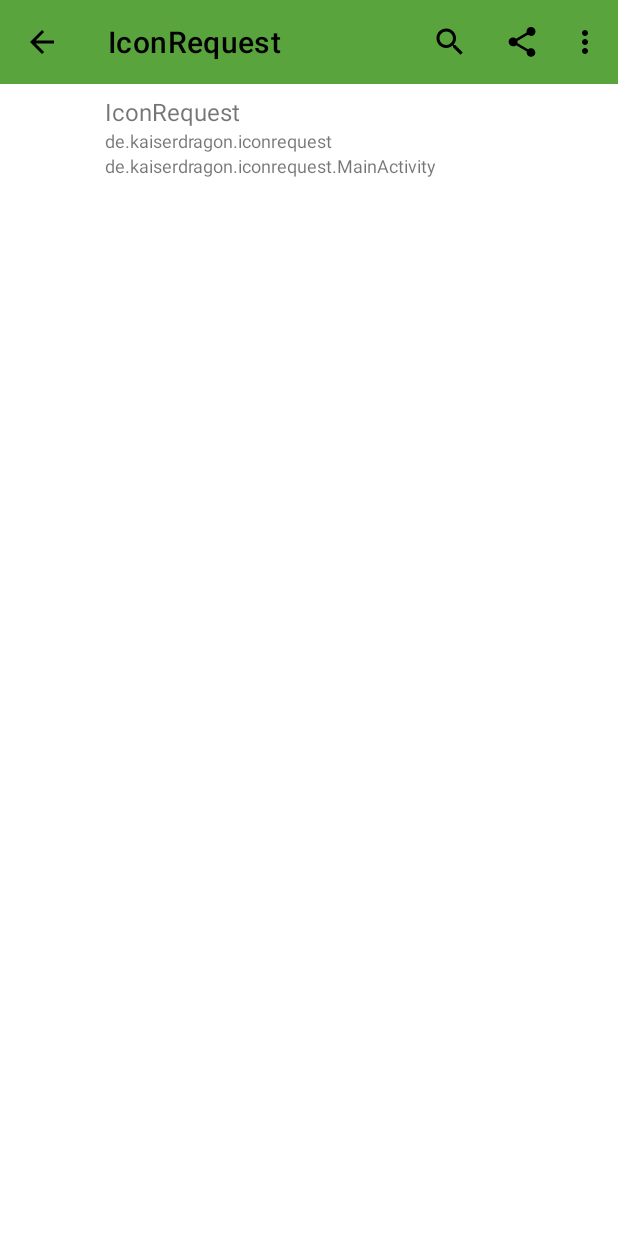
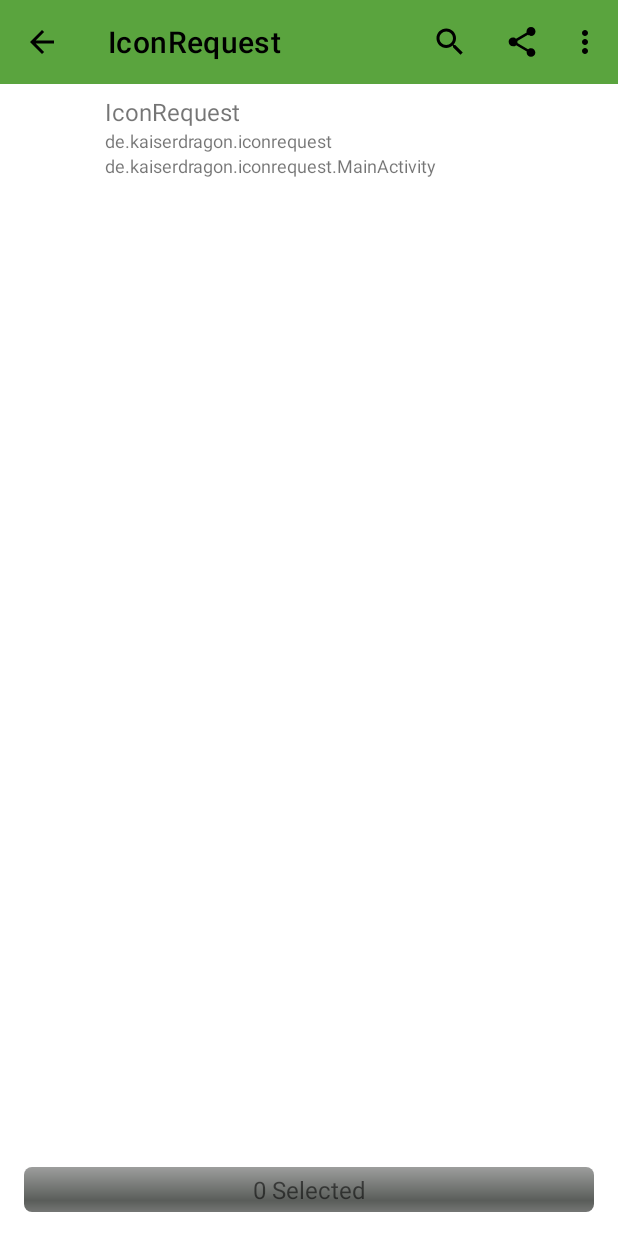
Before and after one commit to Kaiserdragon2/IconRequest, an Android app: the screen it shows after launch (RequestActivity), after a tap on "UPDATE EXISTING", on a phone screen of 412 x 824 dp. Run offline under Robolectric (Android 15) with nearby library versions, the phone set to English and light mode, and no system bars; libraries missing offline, so code that uses them is left out: sarsamurmu.adaptiveicon; 1 statement that could not run was skipped.

Commit message:
Add Selected count

```diff
--- a/app/build.gradle
+++ b/app/build.gradle
@@ -9,8 +9,8 @@ android {
         vectorDrawables.generatedDensities = []
         minSdkVersion 23
         targetSdk 35
-        versionName '2.5.9'
-        versionCode 30
+        versionName '2.6.0'
+        versionCode 31
     }
 
     dependenciesInfo {
@@ -50,7 +50,7 @@ android {
 
 dependencies {
     implementation 'androidx.annotation:annotation:1.9.1'
-    implementation 'androidx.appcompat:appcompat:1.7.0'
+    implementation 'androidx.appcompat:appcompat:1.7.1'
     implementation 'androidx.core:core:1.16.0'
     implementation 'com.google.android.material:material:1.12.0'
     implementation 'com.github.sarsamurmu:AdaptiveIconBitmap:1.0.2'
--- a/app/src/main/java/de/kaiserdragon/iconrequest/AppAdapter.java
+++ b/app/src/main/java/de/kaiserdragon/iconrequest/AppAdapter.java
@@ -1,5 +1,6 @@
 package de.kaiserdragon.iconrequest;
 
+import static de.kaiserdragon.iconrequest.helper.CommonHelper.makeToast;
 import static de.kaiserdragon.iconrequest.helper.DrawableHelper.getBitmapFromDrawable;
 
 import android.app.Activity;
--- a/app/src/main/java/de/kaiserdragon/iconrequest/AppViewHolder.java
+++ b/app/src/main/java/de/kaiserdragon/iconrequest/AppViewHolder.java
@@ -1,4 +1,6 @@
 package de.kaiserdragon.iconrequest;
+
+import static de.kaiserdragon.iconrequest.helper.CommonHelper.makeToast;
 
 import android.view.View;
 import android.view.animation.Animation;
@@ -29,13 +31,13 @@ public class AppViewHolder extends RecyclerView.ViewHolder {
         imageView = v.findViewById(R.id.icon_view);
         apkIconView = v.findViewById(R.id.Icon2_view);
         checkBox = v.findViewById(R.id.SwitcherChecked);
+        listener.onAppSelected("app.packageName", "app.getLabel()",false);
 
         v.setOnClickListener(v1 -> {
             int position = getAdapterPosition();
             AppInfo app = appList.get(position);
             app.setSelected(!app.isSelected());
-            if (iPackMode)
-                listener.onAppSelected(app.packageName, app.getLabel());
+            listener.onAppSelected(app.packageName, app.getLabel(),iPackMode);
             Animation aniIn = AnimationUtils.loadAnimation(checkBox.getContext(), R.anim.request_flip_in_half_1);
             Animation aniOut = AnimationUtils.loadAnimation(checkBox.getContext(), R.anim.request_flip_in_half_2);
             checkBox.setInAnimation(aniIn);
--- a/app/src/main/java/de/kaiserdragon/iconrequest/RequestActivity.java
+++ b/app/src/main/java/de/kaiserdragon/iconrequest/RequestActivity.java
@@ -8,6 +8,8 @@ import android.util.Log;
 import android.view.Menu;
 import android.view.MenuItem;
 import android.view.View;
+import android.widget.ProgressBar;
+import android.widget.TextView;
 import android.widget.ViewSwitcher;
 
 import androidx.activity.OnBackPressedCallback;
@@ -22,6 +24,7 @@ import androidx.recyclerview.widget.LinearLayoutManager;
 import androidx.recyclerview.widget.RecyclerView;
 
 import java.util.ArrayList;
+import java.util.Locale;
 import java.util.Objects;
 import java.util.concurrent.ExecutorService;
 import java.util.concurrent.Executors;
@@ -48,6 +51,8 @@ public class RequestActivity extends AppCompatActivity implements OnAppSelectedL
     private RecyclerView recyclerView;
     private AppAdapter adapter;
     private ZipData zip;
+    private ProgressBar SelectedApps;
+    private TextView ProgressText;
 
     @Override
     protected void onSaveInstanceState(@NonNull Bundle savedInstanceState) {
@@ -56,8 +61,14 @@ public class RequestActivity extends AppCompatActivity implements OnAppSelectedL
     }
 
     @Override
-    public void onAppSelected(String packageName, String label) {
-        IPackSelect(packageName);
+    public void onAppSelected(String packageName, String label, Boolean iPackMode) {
+        if(iPackMode) {
+            IPackSelect(packageName);
+        } else {
+            SelectedApps.setMax(adapter.AdapterSize());
+            SelectedApps.setProgress(adapter.getSelectedItemCount());
+            ProgressText.setText(String.format(Locale.ENGLISH,"%d Selected", adapter.getSelectedItemCount()));
+        }
     }
 
     @Override
@@ -92,6 +103,10 @@ public class RequestActivity extends AppCompatActivity implements OnAppSelectedL
         Toolbar toolbar = findViewById(R.id.toolbar);
         setSupportActionBar(toolbar);
         Objects.requireNonNull(getSupportActionBar()).setDisplayHomeAsUpEnabled(true);
+
+        SelectedApps = findViewById(R.id.progressBarSelectedApps);
+        ProgressText = findViewById(R.id.Apps_Selected);
+
         ExecutorService executor = Executors.newCachedThreadPool();
         executor.execute(() -> {
             Looper.prepare();
@@ -106,6 +121,8 @@ public class RequestActivity extends AppCompatActivity implements OnAppSelectedL
             runOnUiThread(() -> {
                 if (!OnlyNew && !SecondIcon || Shortcut) {
                     findViewById(R.id.text_iPack_chooser).setVisibility(View.GONE);
+                    SelectedApps.setVisibility(View.VISIBLE);
+                    ProgressText.setVisibility(View.VISIBLE);
                 }
                 if (adapter.AdapterSize() < 1) {
                     findViewById(R.id.Nothing).setVisibility(View.VISIBLE);
@@ -142,6 +159,9 @@ public class RequestActivity extends AppCompatActivity implements OnAppSelectedL
                 invalidateOptionsMenu();
                 if (adapter.AdapterSize() < 1) {
                     findViewById(R.id.Nothing).setVisibility(View.VISIBLE);
+                }else {
+                    SelectedApps.setVisibility(View.VISIBLE);
+                    ProgressText.setVisibility(View.VISIBLE);
                 }
                 recyclerView.setAdapter(adapter);
                 switcherLoad.showNext();
--- a/app/src/main/java/de/kaiserdragon/iconrequest/interfaces/OnAppSelectedListener.java
+++ b/app/src/main/java/de/kaiserdragon/iconrequest/interfaces/OnAppSelectedListener.java
@@ -1,5 +1,5 @@
 package de.kaiserdragon.iconrequest.interfaces;
 
 public interface OnAppSelectedListener {
-    void onAppSelected(String packageName, String Label);
+    void onAppSelected(String packageName, String Label, Boolean iPackMode);
 }
--- a/app/src/main/res/layout/activity_request.xml
+++ b/app/src/main/res/layout/activity_request.xml
@@ -76,7 +76,7 @@
                 android:id="@+id/recycler_view"
                 android:layout_width="match_parent"
                 android:layout_height="0dp"
-                app:layout_constraintBottom_toBottomOf="parent"
+                app:layout_constraintBottom_toTopOf="@+id/progressBarSelectedApps"
                 app:layout_constraintEnd_toEndOf="parent"
                 app:layout_constraintHorizontal_bias="0.0"
                 app:layout_constraintStart_toStartOf="parent"
@@ -96,6 +96,37 @@
                 app:layout_constraintStart_toStartOf="parent"
                 app:layout_constraintTop_toTopOf="parent" />
 
+            <ProgressBar
+                android:id="@+id/progressBarSelectedApps"
+                style="?android:attr/progressBarStyleHorizontal"
+                android:layout_width="0dp"
+                android:layout_height="30dp"
+                android:layout_marginStart="16dp"
+                android:layout_marginEnd="16dp"
+                android:layout_marginBottom="16dp"
+                android:indeterminate="false"
+                android:max="100"
+                android:progress="0"
+                android:progressDrawable="@android:drawable/progress_horizontal"
+                android:progressTint="@color/primaryVariant"
+                android:visibility="gone"
+                app:layout_constraintBottom_toBottomOf="parent"
+                app:layout_constraintEnd_toEndOf="parent"
+                app:layout_constraintStart_toStartOf="parent" />
+
+            <TextView
+                android:id="@+id/Apps_Selected"
+                android:layout_width="0dp"
+                android:layout_height="30dp"
+                android:layout_marginBottom="16dp"
+                android:gravity="center"
+                android:text="Apps Selected"
+                android:textSize="16sp"
+                android:visibility="gone"
+                app:layout_constraintBottom_toBottomOf="parent"
+                app:layout_constraintEnd_toEndOf="parent"
+                app:layout_constraintStart_toStartOf="parent" />
+
         </androidx.constraintlayout.widget.ConstraintLayout>
 
 
--- a/build.gradle
+++ b/build.gradle
@@ -7,7 +7,7 @@ buildscript {
     }
 
     dependencies {
-        classpath 'com.android.tools.build:gradle:8.9.1'
+        classpath 'com.android.tools.build:gradle:8.10.1'
 
         // NOTE: Do not place your application dependencies here; they belong
         // in the individual module build.gradle files
```
Also changed, not shown: app/src/main/java/de/kaiserdragon/iconrequest/ChecksActivity.java (+21 -5 lines), app/src/main/java/de/kaiserdragon/iconrequest/CompareActivity.java (+17 -1 lines).
